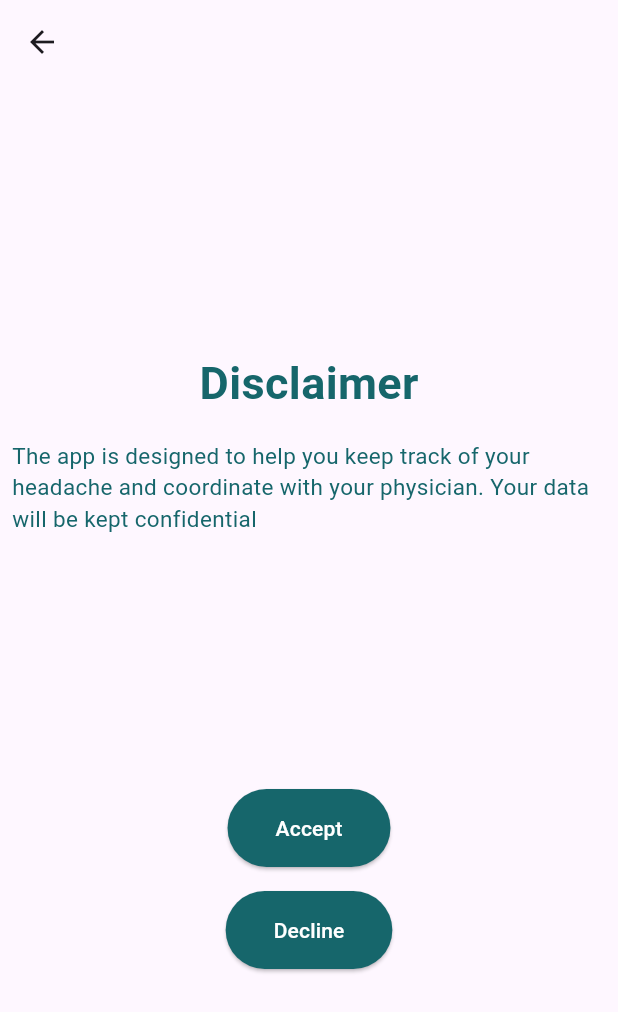
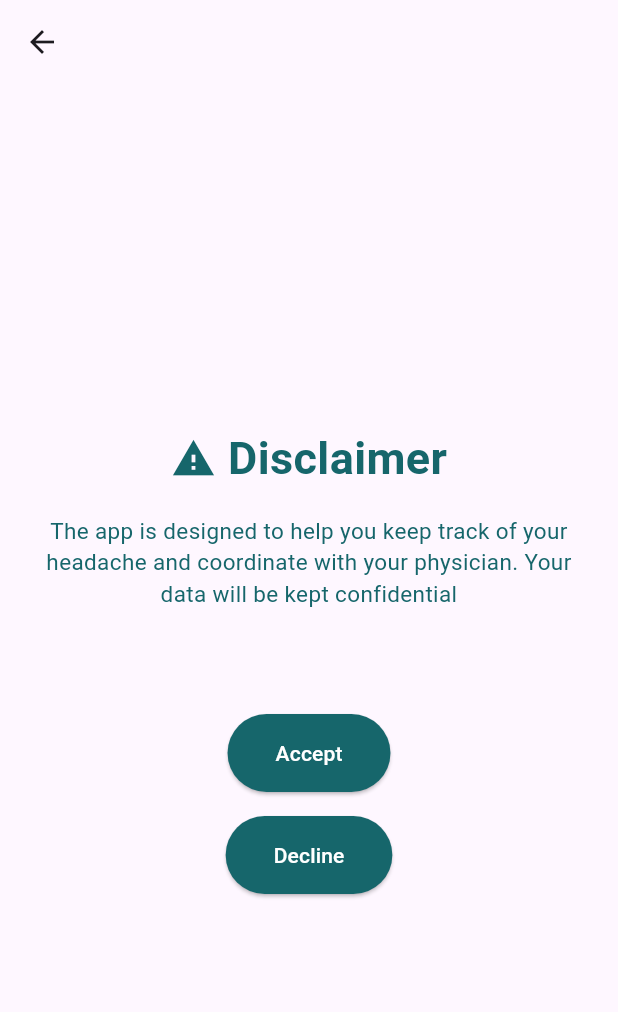
Before and after one commit to sanikaahadap/migraine_review, a Flutter app: the UserInfoPage screen opened directly, after a tap on "Proceed", on a phone screen of 412 x 824 dp. Shown: the top 1012 px of the screen. Run offline on Flutter 3.47's test engine with Material 3 defaults, Android fonts, the phone set to English and light mode, and no system bars; our stand-ins replace cloud_firestore, file_picker, firebase_auth, firebase_core, firebase_storage, fl_chart and 3 more; accounts and stored records are empty.

Commit message:
review t-1

```diff
--- /dev/null
+++ b/devtools_options.yaml
@@ -0,0 +1 @@
+extensions:
--- a/lib/diary.dart
+++ b/lib/diary.dart
@@ -78,8 +78,6 @@ class DiaryPageState extends State<DiaryPage> {
               ),
             ),
             const SizedBox(height: 20),
-
-
 
             Column(
               children: [
@@ -425,7 +423,7 @@ class DiaryPageState extends State<DiaryPage> {
 
             const Spacer(),
             ElevatedButton(
-               onPressed: _submitDiary,
+              onPressed: _submitDiary,
               style: ElevatedButton.styleFrom(
                 backgroundColor: const Color(0xFF16666B),
                 foregroundColor: Colors.white,
@@ -435,7 +433,9 @@ class DiaryPageState extends State<DiaryPage> {
             ),
           ],
         ),
+
       ),
+
     );
   }
 
--- a/lib/login_signup_page.dart
+++ b/lib/login_signup_page.dart
@@ -89,9 +89,3 @@ class LoginSignupPage extends StatelessWidget {
     );
   }
 }
-
-void main() {
-  runApp(const MaterialApp(
-    home: LoginSignupPage(),
-  ));
-}
--- a/lib/models/user.dart
+++ b/lib/models/user.dart
@@ -13,7 +13,7 @@ class ModelUser
 
   Map<String,dynamic> toJson()=>
       {
-        'email': email,
+        // 'email': email,
         'name': name,
         'uid':uid,
         'patient_id': patient_id,
--- a/lib/onboarding/userinfopage.dart
+++ b/lib/onboarding/userinfopage.dart
@@ -163,58 +163,7 @@ class UserInfoPageState extends State<UserInfoPage> {
                   ),
                   maxLines: null,
                 ),
-                const SizedBox(height: 16.0),
-                TextFormField(
-                  controller: emergencyContactNameController,
-                  decoration: const InputDecoration(
-                    labelText: 'Emergency Contact Name',
-                    labelStyle: TextStyle(
-                      color: Color(0xFF16666B), // Text color when not focused
-                    ),
-                    border: OutlineInputBorder(
-                      borderSide: BorderSide(color: Colors.grey), // Default border color
-                    ),
-                    focusedBorder: OutlineInputBorder(
-                      borderSide: BorderSide(color: Color(0xFF16666B)), // Border color when focused
-                    ),
-                  ),
-                  maxLines: null,
-                ),
-                const SizedBox(height: 16.0),
-                TextFormField(
-                  controller: relationshipController,
-                  decoration: const InputDecoration(
-                    labelText: 'Relationship',
-                    labelStyle: TextStyle(
-                      color: Color(0xFF16666B), // Text color when not focused
-                    ),
-                    border: OutlineInputBorder(
-                      borderSide: BorderSide(color: Colors.grey), // Default border color
-                    ),
-                    focusedBorder: OutlineInputBorder(
-                      borderSide: BorderSide(color: Color(0xFF16666B)), // Border color when focused
-                    ),
-                  ),
-                  maxLines: null,
-                ),
-                const SizedBox(height: 16.0),
-                TextFormField(
-                  controller: contactNumberController,
-                  decoration: const InputDecoration(
-                    labelText: 'Contact No.',
-                    labelStyle: TextStyle(
-                      color: Color(0xFF16666B), // Text color when not focused
-                    ),
-                    border: OutlineInputBorder(
-                      borderSide: BorderSide(color: Colors.grey), // Default border color
-                    ),
-                    focusedBorder: OutlineInputBorder(
-                      borderSide: BorderSide(color: Color(0xFF16666B)), // Border color when focused
-                    ),
-                  ),
-                  keyboardType: TextInputType.phone,
-                  maxLines: null,
-                ),
+
                 const SizedBox(height: 16.0),
                 ElevatedButton(
                   onPressed: () {
@@ -237,9 +186,7 @@ class UserInfoPageState extends State<UserInfoPage> {
                           'medicalCondition': medicalConditionController.text,
                           'medications': medicationsController.text,
                           'surgeries': surgeriesController.text,
-                          'emergencyContactName': emergencyContactNameController.text,
-                          'relationship': relationshipController.text,
-                          'contactNumber': contactNumberController.text,
+
                         }).then((value) {
                           // Navigate to the next page after storing data
                           Navigator.push(
@@ -279,7 +226,16 @@ class DisclaimerPage extends StatelessWidget {
         child: Column(
           mainAxisAlignment: MainAxisAlignment.center,
           children: [
-            const Text(
+            const Row(
+              mainAxisAlignment: MainAxisAlignment.center,
+              children: [
+                Icon(
+                  Icons.warning, // Choose the appropriate icon
+                  color: Color(0xFF16666B),
+                  size: 30.0,
+                ),
+                SizedBox(width: 8.0), // Add some space between the icon and text
+                Text(
                   'Disclaimer',
                   style: TextStyle(
                     fontSize: 30.0,
@@ -287,25 +243,26 @@ class DisclaimerPage extends StatelessWidget {
                     color: Color(0xFF16666B),
                   ),
                 ),
+              ],
+            ),
             const SizedBox(height: 16.0),
             const Padding(
-              padding: EdgeInsets.fromLTRB(8.0, 0, 0, 0),
+              padding: EdgeInsets.symmetric(horizontal: 24.0),
               child: Text(
                 'The app is designed to help you keep track of your headache and coordinate with your physician. Your data will be kept confidential',
                 style: TextStyle(
                   color: Color(0xFF16666B),
                   fontSize: 15.0,
                 ),
+                textAlign: TextAlign.center, // Center the text
               ),
             ),
-
-
-            const SizedBox(height: 170.0),
+            const SizedBox(height: 70.0),
             ElevatedButton(
               onPressed: () {
                 Navigator.push(
                   context,
-                  MaterialPageRoute(builder: (context) => QuestionnairePage()),
+                  MaterialPageRoute(builder: (context) => const QuestionnairePage()),
                 );
               },
               style: ElevatedButton.styleFrom(
@@ -320,7 +277,7 @@ class DisclaimerPage extends StatelessWidget {
               onPressed: () {
                 Navigator.push(
                   context,
-                  MaterialPageRoute(builder: (context) => QuestionnairePage()),
+                  MaterialPageRoute(builder: (context) => const QuestionnairePage()),
                 );
               },
               style: ElevatedButton.styleFrom(
@@ -333,6 +290,7 @@ class DisclaimerPage extends StatelessWidget {
           ],
         ),
       ),
+
     );
   }
 }
--- a/lib/plus.dart
+++ b/lib/plus.dart
@@ -3,6 +3,8 @@ import 'package:neurooooo/home.dart';
 import 'package:neurooooo/midas.dart';
 
 class QuestionnairePage extends StatelessWidget {
+  const QuestionnairePage({super.key});
+
   @override
   Widget build(BuildContext context) {
     return Scaffold(
@@ -13,7 +15,7 @@ class QuestionnairePage extends StatelessWidget {
         child: Column(
           mainAxisAlignment: MainAxisAlignment.center,
           children: [
-            Text(
+            const Text(
               'We don’t know each other yet',
               style: TextStyle(
                 fontSize: 16.0,
@@ -21,12 +23,12 @@ class QuestionnairePage extends StatelessWidget {
                 color: Color(0xFF16666B), // Text color matching the theme
               ),
             ),
-            SizedBox(height: 16.0),
+            const SizedBox(height: 16.0),
             GestureDetector(
               onTap: () {
                 Navigator.push(
                   context,
-                  MaterialPageRoute(builder: (context) => MIDASAssessmentPage()),
+                  MaterialPageRoute(builder: (context) => const MIDASAssessmentPage()),
                 ); // Navigate to the homepage
               },
               child: Image.asset(
@@ -34,15 +36,15 @@ class QuestionnairePage extends StatelessWidget {
                 height: 50, // Adjust the height as needed
               ),
             ),
-            SizedBox(height: 16.0),
+            const SizedBox(height: 16.0),
             TextButton(
               onPressed: () {
                 Navigator.push(
                   context,
-                  MaterialPageRoute(builder: (context) => HomePage()),
+                  MaterialPageRoute(builder: (context) => const HomePage()),
                 ); // Navigate to the homepage
               },
-              child: Text(
+              child: const Text(
                 'Skip the questionnaire for now',
                 style: TextStyle(
                   color: Color(0xFF16666B), // Text color matching the theme
```
Lines whose indentation alone changed are shown as unchanged.
